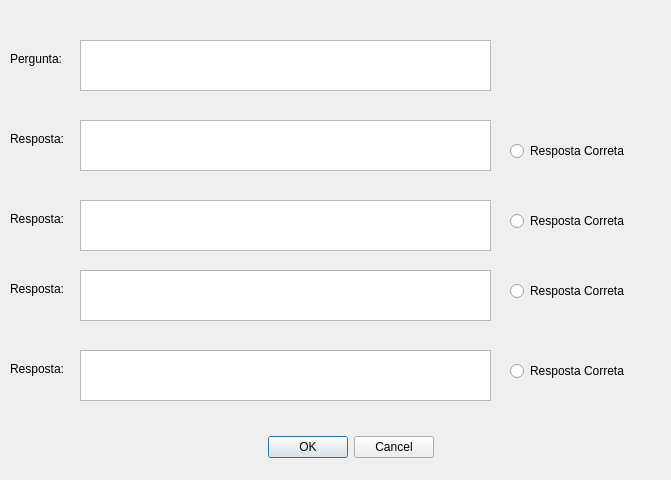
Old version of the form anatomy/newquestionwindow.ui in the repository caiovosilva/anatomy.
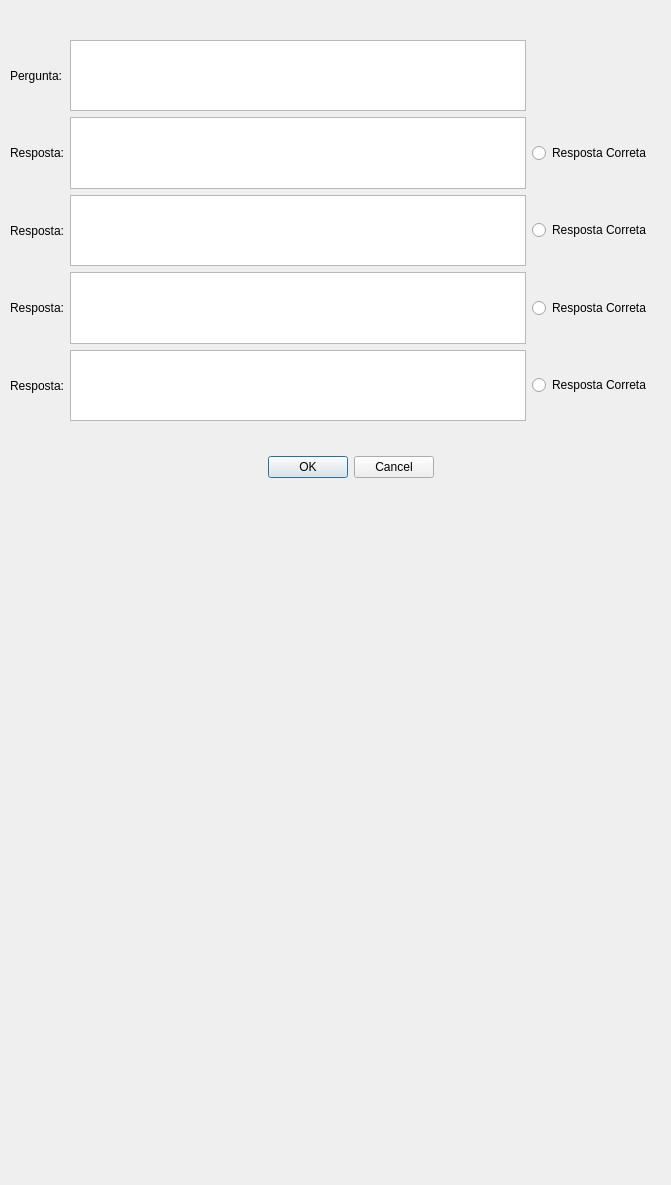
New version of the form.

Commit message: melhorias na UI

Diff of the .ui file:
```diff
--- a/anatomy/newquestionwindow.ui
+++ b/anatomy/newquestionwindow.ui
@@ -7,184 +7,17 @@
     <x>0</x>
     <y>0</y>
     <width>671</width>
-    <height>480</height>
+    <height>1185</height>
    </rect>
   </property>
   <property name="windowTitle">
    <string>Form</string>
   </property>
-  <widget class="QLabel" name="label_5">
-   <property name="geometry">
-    <rect>
-     <x>10</x>
-     <y>360</y>
-     <width>60</width>
-     <height>18</height>
-    </rect>
-   </property>
-   <property name="text">
-    <string>Resposta:</string>
-   </property>
-  </widget>
-  <widget class="QTextEdit" name="question">
-   <property name="geometry">
-    <rect>
-     <x>80</x>
-     <y>40</y>
-     <width>411</width>
-     <height>51</height>
-    </rect>
-   </property>
-  </widget>
-  <widget class="QRadioButton" name="respostaCorreta3">
-   <property name="geometry">
-    <rect>
-     <x>510</x>
-     <y>280</y>
-     <width>141</width>
-     <height>22</height>
-    </rect>
-   </property>
-   <property name="text">
-    <string>Resposta Correta</string>
-   </property>
-  </widget>
-  <widget class="QTextEdit" name="answer4">
-   <property name="geometry">
-    <rect>
-     <x>80</x>
-     <y>350</y>
-     <width>411</width>
-     <height>51</height>
-    </rect>
-   </property>
-  </widget>
-  <widget class="QRadioButton" name="respostaCorreta4">
-   <property name="geometry">
-    <rect>
-     <x>510</x>
-     <y>360</y>
-     <width>141</width>
-     <height>22</height>
-    </rect>
-   </property>
-   <property name="text">
-    <string>Resposta Correta</string>
-   </property>
-  </widget>
-  <widget class="QTextEdit" name="answer3">
-   <property name="geometry">
-    <rect>
-     <x>80</x>
-     <y>270</y>
-     <width>411</width>
-     <height>51</height>
-    </rect>
-   </property>
-  </widget>
-  <widget class="QLabel" name="label_3">
-   <property name="geometry">
-    <rect>
-     <x>10</x>
-     <y>210</y>
-     <width>60</width>
-     <height>18</height>
-    </rect>
-   </property>
-   <property name="text">
-    <string>Resposta:</string>
-   </property>
-  </widget>
-  <widget class="QRadioButton" name="respostaCorreta2">
-   <property name="geometry">
-    <rect>
-     <x>510</x>
-     <y>210</y>
-     <width>141</width>
-     <height>22</height>
-    </rect>
-   </property>
-   <property name="text">
-    <string>Resposta Correta</string>
-   </property>
-  </widget>
-  <widget class="QLabel" name="label">
-   <property name="geometry">
-    <rect>
-     <x>10</x>
-     <y>50</y>
-     <width>60</width>
-     <height>18</height>
-    </rect>
-   </property>
-   <property name="text">
-    <string>Pergunta:</string>
-   </property>
-  </widget>
-  <widget class="QRadioButton" name="respostaCorreta1">
-   <property name="geometry">
-    <rect>
-     <x>510</x>
-     <y>140</y>
-     <width>141</width>
-     <height>22</height>
-    </rect>
-   </property>
-   <property name="text">
-    <string>Resposta Correta</string>
-   </property>
-  </widget>
-  <widget class="QLabel" name="label_2">
-   <property name="geometry">
-    <rect>
-     <x>10</x>
-     <y>130</y>
-     <width>60</width>
-     <height>18</height>
-    </rect>
-   </property>
-   <property name="text">
-    <string>Resposta:</string>
-   </property>
-  </widget>
-  <widget class="QTextEdit" name="answer1">
-   <property name="geometry">
-    <rect>
-     <x>80</x>
-     <y>120</y>
-     <width>411</width>
-     <height>51</height>
-    </rect>
-   </property>
-  </widget>
-  <widget class="QTextEdit" name="answer2">
-   <property name="geometry">
-    <rect>
-     <x>80</x>
-     <y>200</y>
-     <width>411</width>
-     <height>51</height>
-    </rect>
-   </property>
-  </widget>
-  <widget class="QLabel" name="label_4">
-   <property name="geometry">
-    <rect>
-     <x>10</x>
-     <y>280</y>
-     <width>60</width>
-     <height>18</height>
-    </rect>
-   </property>
-   <property name="text">
-    <string>Resposta:</string>
-   </property>
-  </widget>
   <widget class="QDialogButtonBox" name="buttonBox">
    <property name="geometry">
     <rect>
      <x>260</x>
-     <y>430</y>
+     <y>450</y>
      <width>174</width>
      <height>34</height>
     </rect>
@@ -193,6 +26,96 @@
     <set>QDialogButtonBox::Cancel|QDialogButtonBox::Ok</set>
    </property>
   </widget>
+  <widget class="QWidget" name="">
+   <property name="geometry">
+    <rect>
+     <x>10</x>
+     <y>40</y>
+     <width>641</width>
+     <height>381</height>
+    </rect>
+   </property>
+   <layout class="QGridLayout" name="gridLayout">
+    <item row="0" column="0">
+     <widget class="QLabel" name="label">
+      <property name="text">
+       <string>Pergunta:</string>
+      </property>
+     </widget>
+    </item>
+    <item row="0" column="1">
+     <widget class="QTextEdit" name="question"/>
+    </item>
+    <item row="1" column="0">
+     <widget class="QLabel" name="label_2">
+      <property name="text">
+       <string>Resposta:</string>
+      </property>
+     </widget>
+    </item>
+    <item row="1" column="1">
+     <widget class="QTextEdit" name="answer1"/>
+    </item>
+    <item row="1" column="2">
+     <widget class="QRadioButton" name="respostaCorreta1">
+      <property name="text">
+       <string>Resposta Correta</string>
+      </property>
+     </widget>
+    </item>
+    <item row="2" column="0">
+     <widget class="QLabel" name="label_3">
+      <property name="text">
+       <string>Resposta:</string>
+      </property>
+     </widget>
+    </item>
+    <item row="2" column="1">
+     <widget class="QTextEdit" name="answer2"/>
+    </item>
+    <item row="2" column="2">
+     <widget class="QRadioButton" name="respostaCorreta2">
+      <property name="text">
+       <string>Resposta Correta</string>
+      </property>
+     </widget>
+    </item>
+    <item row="3" column="0">
+     <widget class="QLabel" name="label_4">
+      <property name="text">
+       <string>Resposta:</string>
+      </property>
+     </widget>
+    </item>
+    <item row="3" column="1">
+     <widget class="QTextEdit" name="answer3"/>
+    </item>
+    <item row="3" column="2">
+     <widget class="QRadioButton" name="respostaCorreta3">
+      <property name="text">
+       <string>Resposta Correta</string>
+      </property>
+     </widget>
+    </item>
+    <item row="4" column="0">
+     <widget class="QLabel" name="label_5">
+      <property name="text">
+       <string>Resposta:</string>
+      </property>
+     </widget>
+    </item>
+    <item row="4" column="1">
+     <widget class="QTextEdit" name="answer4"/>
+    </item>
+    <item row="4" column="2">
+     <widget class="QRadioButton" name="respostaCorreta4">
+      <property name="text">
+       <string>Resposta Correta</string>
+      </property>
+     </widget>
+    </item>
+   </layout>
+  </widget>
  </widget>
  <resources/>
  <connections/>
```
The commit also changes 2 other files.
